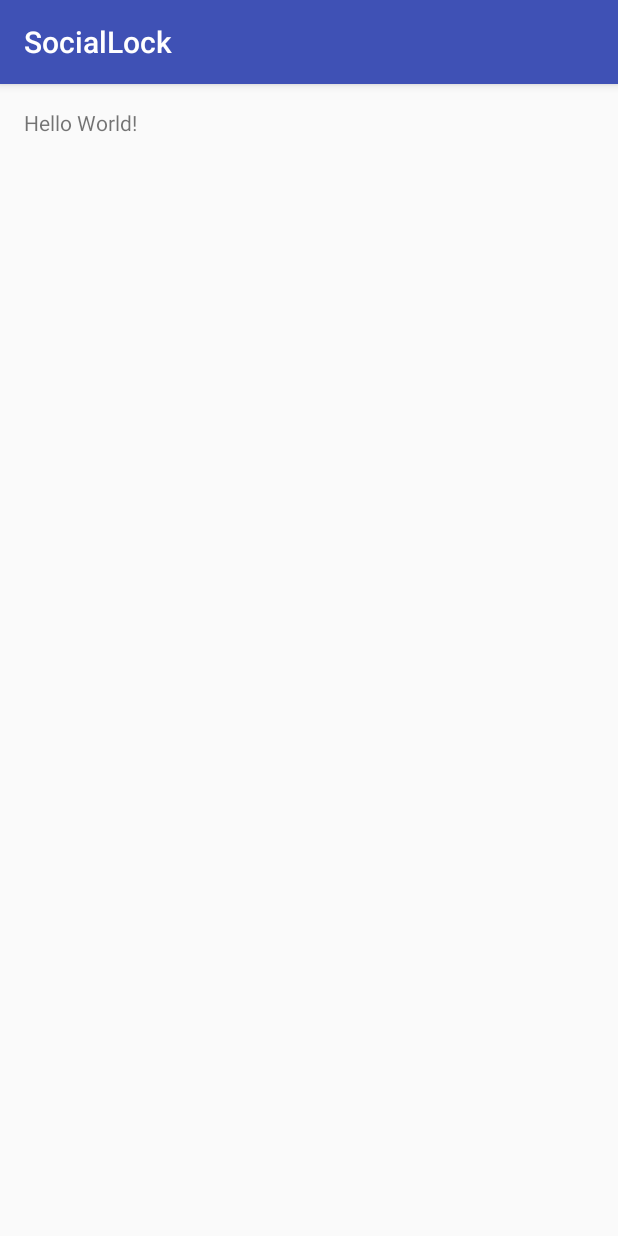
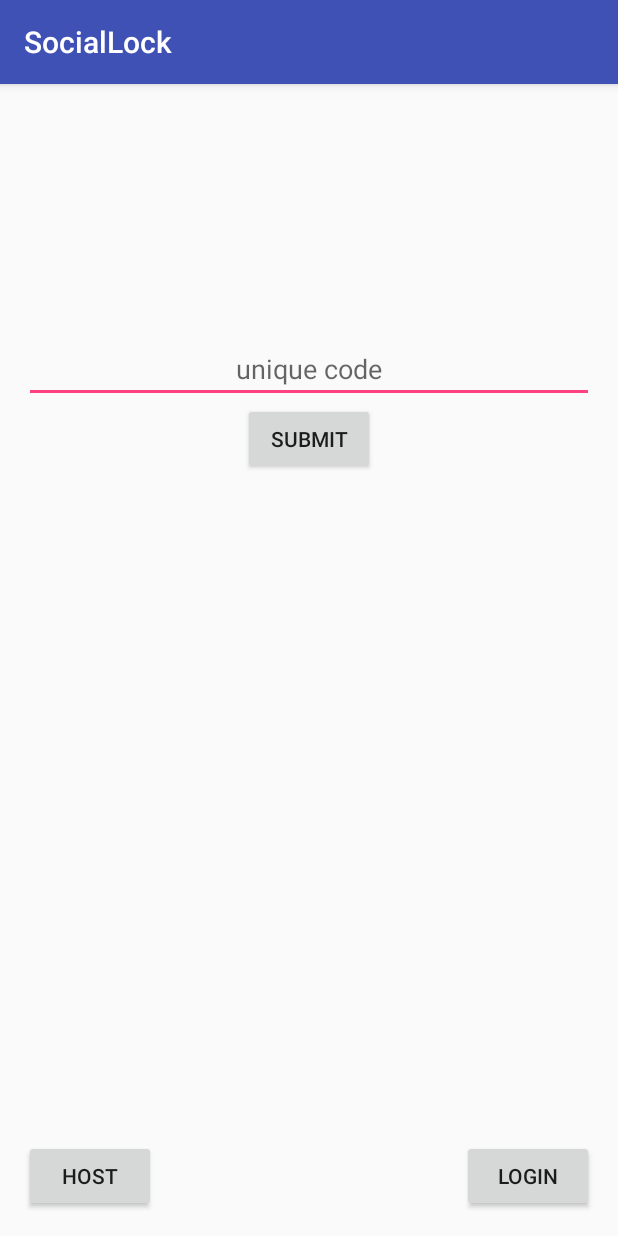
Before and after one commit to indra151096/SocialLock, an Android app: the screen it shows after launch (MainActivity), on a phone screen of 412 x 824 dp. Run offline under Robolectric (Android 15) with nearby library versions, the phone set to English and light mode, and no system bars.

Commit message:
no message

```diff
--- a/app/build.gradle
+++ b/app/build.gradle
@@ -27,6 +27,7 @@ dependencies {
     compile 'com.android.support:appcompat-v7:24.2.1'
     compile 'com.google.firebase:firebase-database:10.0.0'
     testCompile 'junit:junit:4.12'
+    compile 'com.android.support:gridlayout-v7:25.0.1'
 }
 
 
--- a/app/src/main/java/sociallockinvite/anything/com/sociallock/View/MainActivity.java
+++ b/app/src/main/java/sociallockinvite/anything/com/sociallock/View/MainActivity.java
@@ -1,15 +1,54 @@
 package sociallockinvite.anything.com.sociallock.View;
 
+import android.content.Intent;
 import android.support.v7.app.AppCompatActivity;
 import android.os.Bundle;
+import android.view.View;
+import android.widget.Button;
 
 import sociallockinvite.anything.com.sociallock.R;
 
-public class MainActivity extends AppCompatActivity {
+public class MainActivity extends AppCompatActivity implements View.OnClickListener {
 
+    private Button button, button2, button3;
     @Override
     protected void onCreate(Bundle savedInstanceState) {
         super.onCreate(savedInstanceState);
         setContentView(R.layout.activity_main);
+        button = (Button) findViewById(R.id.loginButton);
+        button.setOnClickListener(this);
+
+        button2 = (Button) findViewById(R.id.hostLock);
+        button2.setOnClickListener(this);
+
+        button3 = (Button) findViewById(R.id.submitUniqueCode);
+        button3.setOnClickListener(this);
+
+    }
+
+    @Override
+    public void onClick(View v) {
+        if (v == button)
+        {
+            if (button.getText() == "LOGIN")
+                button.setText("LOGOUT");
+
+            else
+                button.setText("LOGIN");
+        }
+
+        else if (v == button2)
+        {
+            Intent var = new Intent(this, hostLock.class);
+            startActivity(var);
+        }
+
+        else if (v == button3)
+        {
+            Intent var = new Intent(this, active.class);
+            startActivity(var);
+            startService(var);
+            finish();
+        }
     }
 }
--- a/app/src/main/res/layout/activity_main.xml
+++ b/app/src/main/res/layout/activity_main.xml
@@ -11,8 +11,41 @@
     android:paddingTop="@dimen/activity_vertical_margin"
     tools:context="sociallockinvite.anything.com.sociallock.View.MainActivity">
 
-    <TextView
+    <Button
+        android:text="LOGIN"
         android:layout_width="wrap_content"
         android:layout_height="wrap_content"
-        android:text="Hello World!"/>
+        android:id="@+id/loginButton"
+        android:layout_alignParentBottom="true"
+        android:layout_alignParentRight="true"
+        android:layout_alignParentEnd="true"/>
+
+    <EditText
+        android:layout_width="match_parent"
+        android:layout_height="wrap_content"
+        android:inputType="textEmailAddress"
+        android:ems="10"
+        android:layout_alignParentTop="true"
+        android:layout_centerHorizontal="true"
+        android:layout_marginTop="151dp"
+        android:id="@+id/uniquecodeInput"
+        android:textAlignment="center"
+        android:hint="unique code" />
+
+    <Button
+        android:text="HOST"
+        android:layout_width="wrap_content"
+        android:layout_height="wrap_content"
+        android:id="@+id/hostLock"
+        android:layout_alignParentBottom="true"
+        android:layout_alignParentLeft="true"
+        android:layout_alignParentStart="true" />
+
+    <Button
+        android:text="SUBMIT"
+        android:layout_width="wrap_content"
+        android:layout_height="wrap_content"
+        android:layout_below="@+id/uniquecodeInput"
+        android:layout_centerHorizontal="true"
+        android:id="@+id/submitUniqueCode" />
 </RelativeLayout>
```
Also changed, not shown: app/src/main/AndroidManifest.xml (+6 -4 lines), app/src/main/java/sociallockinvite/anything/com/sociallock/View/active.java (added, +25 -0 lines), app/src/main/java/sociallockinvite/anything/com/sociallock/View/hostLock.java (added, +34 -0 lines), app/src/main/res/layout/activity_active.xml (added, +33 -0 lines), app/src/main/res/layout/activity_host_lock.xml (added, +31 -0 lines).
